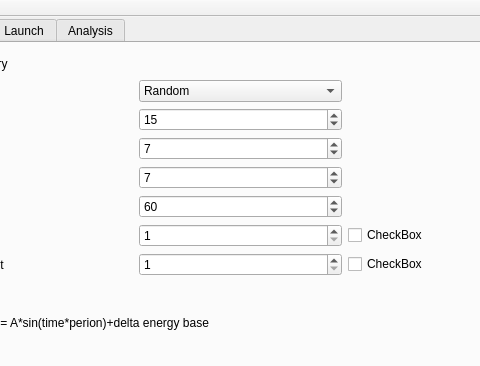
This is KMC_GUI/kmc_gui.ui in ba50/KMC as Qt 5 draws it before an edit; both pictures show x 82 to 562 and y 0 to 366 of the 771 by 623 pixel window. The edited form follows.
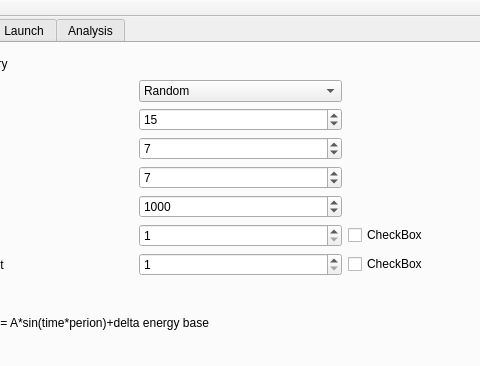
This is the edited form.

```diff
--- a/KMC_GUI/kmc_gui.ui
+++ b/KMC_GUI/kmc_gui.ui
@@ -188,7 +188,7 @@
           <number>9999999</number>
          </property>
          <property name="value">
-          <number>60</number>
+          <number>1000</number>
          </property>
         </widget>
        </item>
```
Left out of the diff: 20 changed lines with no effect on the pictures.
